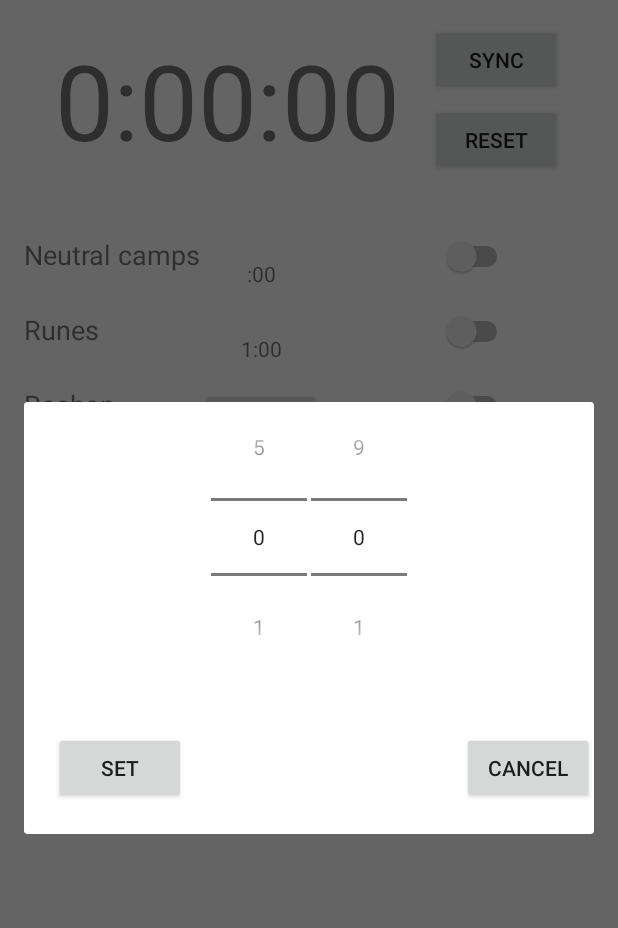
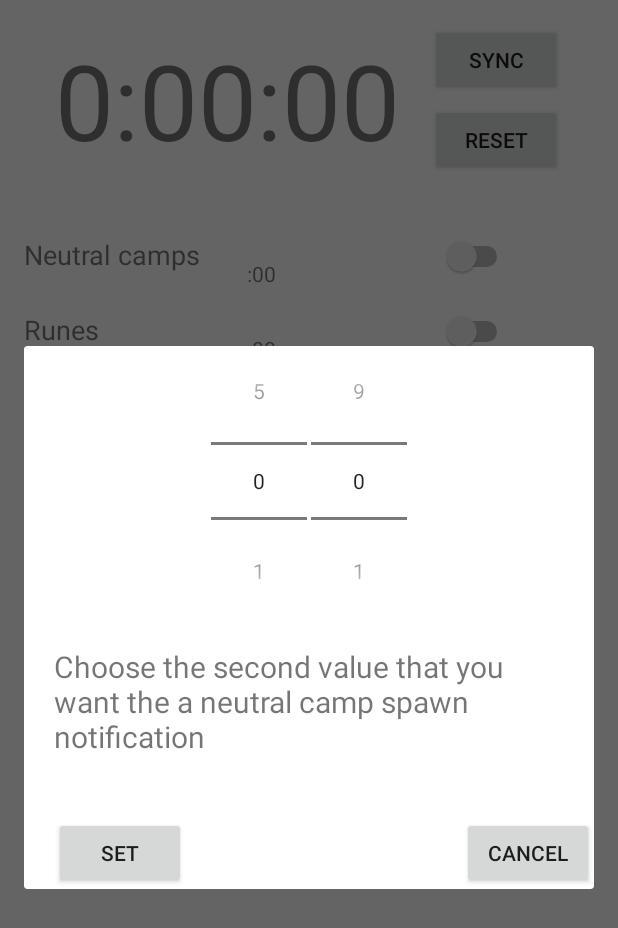
Before and after one commit to rmcconkey/DotaTimer, an Android app: the screen it shows after launch (MainActivity), after a tap on ":00", on a phone screen of 412 x 824 dp. Shown: the top 928 px of the screen. Run offline under Robolectric (Android 15) with nearby library versions, the phone set to English and light mode, and no system bars.

Commit message:
- added help message to picker dialog

```diff
--- a/app/src/main/java/com/example/rmcconkey/dotatimer/MainActivity.java
+++ b/app/src/main/java/com/example/rmcconkey/dotatimer/MainActivity.java
@@ -38,6 +38,7 @@ public class MainActivity extends Activity implements NumberPicker.OnValueChange
     private TextView neutralCampAlertTimeDisplay;
     private TextView runeAlertTimeDisplay;
     private TextView aegisAlertTimeDisplay;
+    private TextView dialogHelpMessage;
 
     private Button syncButton;
 
@@ -187,9 +188,9 @@ public class MainActivity extends Activity implements NumberPicker.OnValueChange
         }
 
         if (runeAlertTime<10) {
-            runeAlertTimeDisplay.setText("1:0" + String.valueOf(runeAlertTime));
+            runeAlertTimeDisplay.setText(":0" + String.valueOf(runeAlertTime));
         } else {
-            runeAlertTimeDisplay.setText("1:" + String.valueOf(runeAlertTime));
+            runeAlertTimeDisplay.setText(":" + String.valueOf(runeAlertTime));
         }
 
         if (aegisAlertTime<10) {
@@ -299,6 +300,8 @@ public class MainActivity extends Activity implements NumberPicker.OnValueChange
         }
 
         d.setTitle(title);
+        dialogHelpMessage = (TextView)d.findViewById(R.id.dialog_help_message);
+        dialogHelpMessage.setText("");
 
         Button setButton = (Button) d.findViewById(R.id.dialogButtonSet);
         Button cancelButton = (Button) d.findViewById(R.id.dialogButtonCancel);
@@ -500,15 +503,19 @@ public class MainActivity extends Activity implements NumberPicker.OnValueChange
             Log.e(TAG, "Error: np2 is null");
         }
 
+        dialogHelpMessage = (TextView)d.findViewById(R.id.dialog_help_message);
         switch (view.getId()) {
             case R.id.neutral_camp_alert_time_display :
                 alertType = AlertType.NEUTRAL_CAMP;
+                dialogHelpMessage.setText(getString(R.string.neutral_camp_help_message));
                 break;
             case R.id.rune_alert_time_display :
                 alertType = AlertType.RUNE;
+                dialogHelpMessage.setText(getString(R.string.rune_help_message));
                 break;
             case R.id.aegis_reclaim_alert_time_display :
                 alertType = AlertType.AEGIS_RECLAIM;
+                dialogHelpMessage.setText(getString(R.string.aegis_reclaim_help_message));
                 break;
             default :
                 Toast.makeText(this, "Error: view.getId() not found", Toast.LENGTH_LONG).show();
--- a/app/src/main/res/layout/dialog.xml
+++ b/app/src/main/res/layout/dialog.xml
@@ -32,18 +32,29 @@
 
     </LinearLayout>
 
+    <TextView
+        android:id="@+id/dialog_help_message"
+        android:layout_width="fill_parent"
+        android:layout_height="wrap_content"
+        android:layout_below="@+id/numberPickersBlock"
+        android:layout_alignParentLeft="true"
+        android:layout_alignParentStart="true"
+        android:layout_margin="20dp"
+        android:text="Help message"
+        android:textSize="20dp"/>
+
 
     <Button
         android:id="@+id/dialogButtonSet"
         android:layout_width="wrap_content"
         android:layout_height="wrap_content"
-        android:layout_below="@+id/numberPickersBlock"
+        android:layout_marginTop="20dp"
+        android:text="Set"
+        android:layout_below="@+id/dialog_help_message"
         android:layout_alignParentLeft="true"
         android:layout_alignParentStart="true"
-        android:layout_marginTop="40dp"
         android:layout_marginLeft="20dp"
-        android:layout_marginBottom="20dp"
-        android:text="Set"/>
+        />
 
     <Button
         android:id="@+id/dialogButtonCancel"
--- a/app/src/main/res/values/strings.xml
+++ b/app/src/main/res/values/strings.xml
@@ -5,4 +5,7 @@
     <string name="action_settings">Settings</string>
 
     <string name="main_cloak_initial_time">0:00:00</string>
+    <string name="neutral_camp_help_message">Choose the second value that you want the a neutral camp spawn notification</string>
+    <string name="rune_help_message">Choose how many seconds before rune spawn that you want a notification (Max 59)</string>
+    <string name="aegis_reclaim_help_message">Choose how many seconds before Aegis reclaim that you want a notification (Max 59)</string>
 </resources>
```
